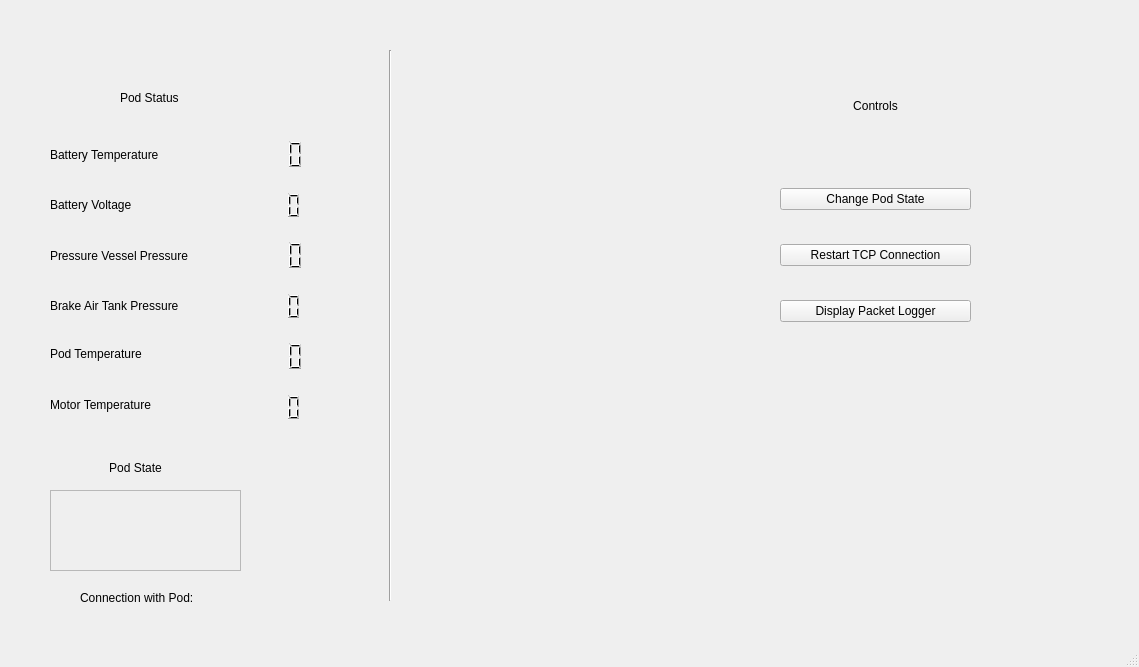
Old version of the form GUI/main_window_version_A.ui in the repository albertaloop/T_SWE_2022_2023.
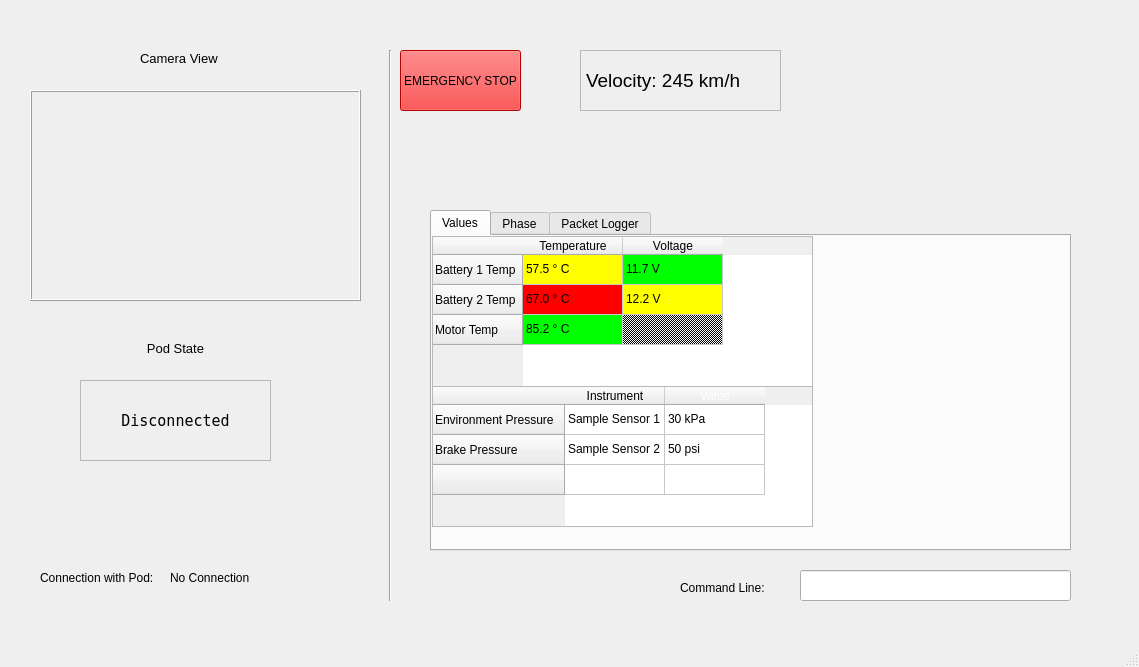
New version of the form. Icons and pictures are not drawn.

Diff of the .ui file:
```diff
--- a/GUI/main_window_version_A.ui
+++ b/GUI/main_window_version_A.ui
@@ -22,6 +22,12 @@
   <property name="windowTitle">
    <string>AlbertaLoop Command Centre</string>
   </property>
+  <property name="windowOpacity">
+   <double>1.000000000000000</double>
+  </property>
+  <property name="tabShape">
+   <enum>QTabWidget::Rounded</enum>
+  </property>
   <widget class="QWidget" name="centralwidget">
    <widget class="QLabel" name="label">
     <property name="geometry">
@@ -39,79 +45,21 @@
      <pixmap>../../OneDrive/Desktop/resizedalbertaloop.png</pixmap>
     </property>
    </widget>
-   <widget class="QLabel" name="label2">
-    <property name="geometry">
-     <rect>
-      <x>820</x>
-      <y>90</y>
-      <width>111</width>
-      <height>31</height>
-     </rect>
-    </property>
-    <property name="frameShape">
-     <enum>QFrame::NoFrame</enum>
-    </property>
-    <property name="text">
-     <string>Controls</string>
-    </property>
-    <property name="alignment">
-     <set>Qt::AlignCenter</set>
-    </property>
-   </widget>
-   <widget class="QWidget" name="verticalLayoutWidget">
-    <property name="geometry">
-     <rect>
-      <x>780</x>
-      <y>160</y>
-      <width>191</width>
-      <height>191</height>
-     </rect>
-    </property>
-    <layout class="QVBoxLayout" name="controlsLayout">
-     <property name="sizeConstraint">
-      <enum>QLayout::SetNoConstraint</enum>
-     </property>
-     <item>
-      <widget class="QPushButton" name="pushButton">
-       <property name="cursor">
-        <cursorShape>PointingHandCursor</cursorShape>
-       </property>
-       <property name="text">
-        <string>Change Pod State</string>
-       </property>
-      </widget>
-     </item>
-     <item>
-      <widget class="QPushButton" name="pushButton_2">
-       <property name="cursor">
-        <cursorShape>PointingHandCursor</cursorShape>
-       </property>
-       <property name="text">
-        <string>Restart TCP Connection</string>
-       </property>
-      </widget>
-     </item>
-     <item>
-      <widget class="QPushButton" name="pushButton_3">
-       <property name="cursor">
-        <cursorShape>PointingHandCursor</cursorShape>
-       </property>
-       <property name="text">
-        <string>Display Packet Logger</string>
-       </property>
-      </widget>
-     </item>
-    </layout>
-   </widget>
    <widget class="QLabel" name="label_2">
     <property name="geometry">
      <rect>
-      <x>80</x>
-      <y>460</y>
+      <x>120</x>
+      <y>340</y>
       <width>111</width>
       <height>16</height>
      </rect>
     </property>
+    <property name="font">
+     <font>
+      <family>Segoe UI Historic</family>
+      <pointsize>10</pointsize>
+     </font>
+    </property>
     <property name="text">
      <string>Pod State</string>
     </property>
@@ -122,17 +70,25 @@
    <widget class="QLabel" name="status_label">
     <property name="geometry">
      <rect>
-      <x>50</x>
-      <y>490</y>
+      <x>80</x>
+      <y>380</y>
       <width>191</width>
       <height>81</height>
      </rect>
     </property>
+    <property name="font">
+     <font>
+      <family>Terminal</family>
+      <pointsize>11</pointsize>
+      <weight>50</weight>
+      <bold>false</bold>
+     </font>
+    </property>
     <property name="frameShape">
      <enum>QFrame::StyledPanel</enum>
     </property>
     <property name="text">
-     <string/>
+     <string>Disconnected</string>
     </property>
     <property name="alignment">
      <set>Qt::AlignCenter</set>
@@ -141,156 +97,20 @@
      <bool>false</bool>
     </property>
    </widget>
-   <widget class="QWidget" name="formLayoutWidget">
-    <property name="geometry">
-     <rect>
-      <x>50</x>
-      <y>140</y>
-      <width>291</width>
-      <height>281</height>
-     </rect>
-    </property>
-    <layout class="QFormLayout" name="formLayout">
-     <property name="verticalSpacing">
-      <number>22</number>
-     </property>
-     <item row="0" column="0">
-      <widget class="QLabel" name="label_3">
-       <property name="sizePolicy">
-        <sizepolicy hsizetype="Preferred" vsizetype="MinimumExpanding">
-         <horstretch>0</horstretch>
-         <verstretch>0</verstretch>
-        </sizepolicy>
-       </property>
-       <property name="text">
-        <string>Battery Temperature     </string>
-       </property>
-      </widget>
-     </item>
-     <item row="1" column="0">
-      <widget class="QLabel" name="label_4">
-       <property name="sizePolicy">
-        <sizepolicy hsizetype="Preferred" vsizetype="MinimumExpanding">
-         <horstretch>0</horstretch>
-         <verstretch>0</verstretch>
-        </sizepolicy>
-       </property>
-       <property name="text">
-        <string>Battery Voltage</string>
-       </property>
-      </widget>
-     </item>
-     <item row="1" column="1">
-      <widget class="QLCDNumber" name="battery_volt_lcd">
-       <property name="frameShape">
-        <enum>QFrame::NoFrame</enum>
-       </property>
-      </widget>
-     </item>
-     <item row="2" column="0">
-      <widget class="QLabel" name="label_7">
-       <property name="sizePolicy">
-        <sizepolicy hsizetype="Preferred" vsizetype="MinimumExpanding">
-         <horstretch>0</horstretch>
-         <verstretch>0</verstretch>
-        </sizepolicy>
-       </property>
-       <property name="text">
-        <string>Pressure Vessel Pressure</string>
-       </property>
-      </widget>
-     </item>
-     <item row="2" column="1">
-      <widget class="QLCDNumber" name="pressure_vessel_lcd">
-       <property name="frameShape">
-        <enum>QFrame::NoFrame</enum>
-       </property>
-      </widget>
-     </item>
-     <item row="3" column="0">
-      <widget class="QLabel" name="label_8">
-       <property name="sizePolicy">
-        <sizepolicy hsizetype="Preferred" vsizetype="MinimumExpanding">
-         <horstretch>0</horstretch>
-         <verstretch>0</verstretch>
-        </sizepolicy>
-       </property>
-       <property name="text">
-        <string>Brake Air Tank Pressure</string>
-       </property>
-      </widget>
-     </item>
-     <item row="3" column="1">
-      <widget class="QLCDNumber" name="brake_tank_pressure_lcd">
-       <property name="frameShape">
-        <enum>QFrame::NoFrame</enum>
-       </property>
-      </widget>
-     </item>
-     <item row="4" column="0">
-      <widget class="QLabel" name="label_9">
-       <property name="text">
-        <string>Pod Temperature</string>
-       </property>
-      </widget>
-     </item>
-     <item row="4" column="1">
-      <widget class="QLCDNumber" name="pod_temp_lcd">
-       <property name="sizePolicy">
-        <sizepolicy hsizetype="Minimum" vsizetype="MinimumExpanding">
-         <horstretch>0</horstretch>
-         <verstretch>0</verstretch>
-        </sizepolicy>
-       </property>
-       <property name="frameShape">
-        <enum>QFrame::NoFrame</enum>
-       </property>
-      </widget>
-     </item>
-     <item row="5" column="0">
-      <widget class="QLabel" name="label_10">
-       <property name="text">
-        <string>Motor Temperature</string>
-       </property>
-      </widget>
-     </item>
-     <item row="0" column="1">
-      <widget class="QLCDNumber" name="battery_temp_lcd">
-       <property name="sizePolicy">
-        <sizepolicy hsizetype="Minimum" vsizetype="Preferred">
-         <horstretch>0</horstretch>
-         <verstretch>0</verstretch>
-        </sizepolicy>
-       </property>
-       <property name="frameShape">
-        <enum>QFrame::NoFrame</enum>
-       </property>
-      </widget>
-     </item>
-     <item row="5" column="1">
-      <widget class="QLCDNumber" name="motor_temp_lcd">
-       <property name="sizePolicy">
-        <sizepolicy hsizetype="Minimum" vsizetype="MinimumExpanding">
-         <horstretch>0</horstretch>
-         <verstretch>0</verstretch>
-        </sizepolicy>
-       </property>
-       <property name="frameShape">
-        <enum>QFrame::NoFrame</enum>
-       </property>
-      </widget>
-     </item>
-    </layout>
-   </widget>
    <widget class="QLabel" name="label_5">
     <property name="geometry">
      <rect>
-      <x>80</x>
-      <y>590</y>
+      <x>40</x>
+      <y>570</y>
       <width>121</width>
       <height>16</height>
      </rect>
     </property>
+    <property name="font">
+     <font>
+      <family>Segoe UI Historic</family>
+     </font>
+    </property>
     <property name="text">
      <string>Connection with Pod: </string>
     </property>
@@ -298,17 +118,23 @@
    <widget class="QLabel" name="label_6">
     <property name="geometry">
      <rect>
-      <x>120</x>
-      <y>90</y>
-      <width>71</width>
+      <x>140</x>
+      <y>50</y>
+      <width>101</width>
       <height>16</height>
      </rect>
     </property>
+    <property name="font">
+     <font>
+      <family>Segoe UI Historic</family>
+      <pointsize>10</pointsize>
+     </font>
+    </property>
     <property name="frameShadow">
      <enum>QFrame::Plain</enum>
     </property>
     <property name="text">
-     <string>Pod Status</string>
+     <string>Camera View</string>
     </property>
    </widget>
    <widget class="Line" name="line">
@@ -324,6 +150,1038 @@
      <enum>Qt::Vertical</enum>
     </property>
    </widget>
+   <widget class="QLabel" name="label_11">
+    <property name="geometry">
+     <rect>
+      <x>680</x>
+      <y>580</y>
+      <width>101</width>
+      <height>16</height>
+     </rect>
+    </property>
+    <property name="font">
+     <font>
+      <family>Segoe UI Historic</family>
+     </font>
+    </property>
+    <property name="text">
+     <string>Command Line:</string>
+    </property>
+   </widget>
+   <widget class="QLineEdit" name="command_line_input">
+    <property name="geometry">
+     <rect>
+      <x>800</x>
+      <y>570</y>
+      <width>271</width>
+      <height>31</height>
+     </rect>
+    </property>
+   </widget>
+   <widget class="QPushButton" name="emergency_stop_button">
+    <property name="geometry">
+     <rect>
+      <x>400</x>
+      <y>50</y>
+      <width>121</width>
+      <height>61</height>
+     </rect>
+    </property>
+    <property name="palette">
+     <palette>
+      <active>
+       <colorrole role="WindowText">
+        <brush brushstyle="SolidPattern">
+         <color alpha="255">
+          <red>0</red>
+          <green>0</green>
+          <blue>0</blue>
+         </color>
+        </brush>
+       </colorrole>
+       <colorrole role="Button">
+        <brush brushstyle="SolidPattern">
+         <color alpha="255">
+          <red>255</red>
+          <green>0</green>
+          <blue>0</blue>
+         </color>
+        </brush>
+       </colorrole>
+       <colorrole role="Light">
+        <brush brushstyle="SolidPattern">
+         <color alpha="255">
+          <red>255</red>
+          <green>127</green>
+          <blue>127</blue>
+         </color>
+        </brush>
+       </colorrole>
+       <colorrole role="Midlight">
+        <brush brushstyle="SolidPattern">
+         <color alpha="255">
+          <red>255</red>
+          <green>63</green>
+          <blue>63</blue>
+         </color>
+        </brush>
+       </colorrole>
+       <colorrole role="Dark">
+        <brush brushstyle="SolidPattern">
+         <color alpha="255">
+          <red>127</red>
+          <green>0</green>
+          <blue>0</blue>
+         </color>
+        </brush>
+       </colorrole>
+       <colorrole role="Mid">
+        <brush brushstyle="SolidPattern">
+         <color alpha="255">
+          <red>170</red>
+          <green>0</green>
+          <blue>0</blue>
+         </color>
+        </brush>
+       </colorrole>
+       <colorrole role="Text">
+        <brush brushstyle="SolidPattern">
+         <color alpha="255">
+          <red>0</red>
+          <green>0</green>
+          <blue>0</blue>
+         </color>
+        </brush>
+       </colorrole>
+       <colorrole role="BrightText">
+        <brush brushstyle="SolidPattern">
+         <color alpha="255">
+          <red>255</red>
+          <green>255</green>
+          <blue>255</blue>
+         </color>
+        </brush>
+       </colorrole>
+       <colorrole role="ButtonText">
+        <brush brushstyle="SolidPattern">
+         <color alpha="255">
+          <red>0</red>
+          <green>0</green>
+          <blue>0</blue>
+         </color>
+        </brush>
+       </colorrole>
+       <colorrole role="Base">
+        <brush brushstyle="SolidPattern">
+         <color alpha="255">
+          <red>255</red>
+          <green>255</green>
+          <blue>255</blue>
+         </color>
+        </brush>
+       </colorrole>
+       <colorrole role="Window">
+        <brush brushstyle="SolidPattern">
+         <color alpha="255">
+          <red>255</red>
+          <green>0</green>
+          <blue>0</blue>
+         </color>
+        </brush>
+       </colorrole>
+       <colorrole role="Shadow">
+        <brush brushstyle="SolidPattern">
+         <color alpha="255">
+          <red>0</red>
+          <green>0</green>
+          <blue>0</blue>
+         </color>
+        </brush>
+       </colorrole>
+       <colorrole role="AlternateBase">
+        <brush brushstyle="SolidPattern">
+         <color alpha="255">
+          <red>255</red>
+          <green>127</green>
+          <blue>127</blue>
+         </color>
+        </brush>
+       </colorrole>
+       <colorrole role="ToolTipBase">
+        <brush brushstyle="SolidPattern">
+         <color alpha="255">
+          <red>255</red>
+          <green>255</green>
+          <blue>220</blue>
+         </color>
+        </brush>
+       </colorrole>
+       <colorrole role="ToolTipText">
+        <brush brushstyle="SolidPattern">
+         <color alpha="255">
+          <red>0</red>
+          <green>0</green>
+          <blue>0</blue>
+         </color>
+        </brush>
+       </colorrole>
+       <colorrole role="PlaceholderText">
+        <brush brushstyle="SolidPattern">
+         <color alpha="128">
+          <red>0</red>
+          <green>0</green>
+          <blue>0</blue>
+         </color>
+        </brush>
+       </colorrole>
+      </active>
+      <inactive>
+       <colorrole role="WindowText">
+        <brush brushstyle="SolidPattern">
+         <color alpha="255">
+          <red>0</red>
+          <green>0</green>
+          <blue>0</blue>
+         </color>
+        </brush>
+       </colorrole>
+       <colorrole role="Button">
+        <brush brushstyle="SolidPattern">
+         <color alpha="255">
+          <red>255</red>
+          <green>0</green>
+          <blue>0</blue>
+         </color>
+        </brush>
+       </colorrole>
+       <colorrole role="Light">
+        <brush brushstyle="SolidPattern">
+         <color alpha="255">
+          <red>255</red>
+          <green>127</green>
+          <blue>127</blue>
+         </color>
+        </brush>
+       </colorrole>
+       <colorrole role="Midlight">
+        <brush brushstyle="SolidPattern">
+         <color alpha="255">
+          <red>255</red>
+          <green>63</green>
+          <blue>63</blue>
+         </color>
+        </brush>
+       </colorrole>
+       <colorrole role="Dark">
+        <brush brushstyle="SolidPattern">
+         <color alpha="255">
+          <red>127</red>
+          <green>0</green>
+          <blue>0</blue>
+         </color>
+        </brush>
+       </colorrole>
+       <colorrole role="Mid">
+        <brush brushstyle="SolidPattern">
+         <color alpha="255">
+          <red>170</red>
+          <green>0</green>
+          <blue>0</blue>
+         </color>
+        </brush>
+       </colorrole>
+       <colorrole role="Text">
+        <brush brushstyle="SolidPattern">
+         <color alpha="255">
+          <red>0</red>
+          <green>0</green>
+          <blue>0</blue>
+         </color>
+        </brush>
+       </colorrole>
+       <colorrole role="BrightText">
+        <brush brushstyle="SolidPattern">
+         <color alpha="255">
+          <red>255</red>
+          <green>255</green>
+          <blue>255</blue>
+         </color>
+        </brush>
+       </colorrole>
+       <colorrole role="ButtonText">
+        <brush brushstyle="SolidPattern">
+         <color alpha="255">
+          <red>0</red>
+          <green>0</green>
+          <blue>0</blue>
+         </color>
+        </brush>
+       </colorrole>
+       <colorrole role="Base">
+        <brush brushstyle="SolidPattern">
+         <color alpha="255">
+          <red>255</red>
+          <green>255</green>
+          <blue>255</blue>
+         </color>
+        </brush>
+       </colorrole>
+       <colorrole role="Window">
+        <brush brushstyle="SolidPattern">
+         <color alpha="255">
+          <red>255</red>
+          <green>0</green>
+          <blue>0</blue>
+         </color>
+        </brush>
+       </colorrole>
+       <colorrole role="Shadow">
+        <brush brushstyle="SolidPattern">
+         <color alpha="255">
+          <red>0</red>
+          <green>0</green>
+          <blue>0</blue>
+         </color>
+        </brush>
+       </colorrole>
+       <colorrole role="AlternateBase">
+        <brush brushstyle="SolidPattern">
+         <color alpha="255">
+          <red>255</red>
+          <green>127</green>
+          <blue>127</blue>
+         </color>
+        </brush>
+       </colorrole>
+       <colorrole role="ToolTipBase">
+        <brush brushstyle="SolidPattern">
+         <color alpha="255">
+          <red>255</red>
+          <green>255</green>
+          <blue>220</blue>
+         </color>
+        </brush>
+       </colorrole>
+       <colorrole role="ToolTipText">
+        <brush brushstyle="SolidPattern">
+         <color alpha="255">
+          <red>0</red>
+          <green>0</green>
+          <blue>0</blue>
+         </color>
+        </brush>
+       </colorrole>
+       <colorrole role="PlaceholderText">
+        <brush brushstyle="SolidPattern">
+         <color alpha="128">
+          <red>0</red>
+          <green>0</green>
+          <blue>0</blue>
+         </color>
+        </brush>
+       </colorrole>
+      </inactive>
+      <disabled>
+       <colorrole role="WindowText">
+        <brush brushstyle="SolidPattern">
+         <color alpha="255">
+          <red>127</red>
+          <green>0</green>
+          <blue>0</blue>
+         </color>
+        </brush>
+       </colorrole>
+       <colorrole role="Button">
+        <brush brushstyle="SolidPattern">
+         <color alpha="255">
+          <red>255</red>
+          <green>0</green>
+          <blue>0</blue>
+         </color>
+        </brush>
+       </colorrole>
+       <colorrole role="Light">
+        <brush brushstyle="SolidPattern">
+         <color alpha="255">
+          <red>255</red>
+          <green>127</green>
+          <blue>127</blue>
+         </color>
+        </brush>
+       </colorrole>
+       <colorrole role="Midlight">
+        <brush brushstyle="SolidPattern">
+         <color alpha="255">
+          <red>255</red>
+          <green>63</green>
+          <blue>63</blue>
+         </color>
+        </brush>
+       </colorrole>
+       <colorrole role="Dark">
+        <brush brushstyle="SolidPattern">
+         <color alpha="255">
+          <red>127</red>
+          <green>0</green>
+          <blue>0</blue>
+         </color>
+        </brush>
+       </colorrole>
+       <colorrole role="Mid">
+        <brush brushstyle="SolidPattern">
+         <color alpha="255">
+          <red>170</red>
+          <green>0</green>
+          <blue>0</blue>
+         </color>
+        </brush>
+       </colorrole>
+       <colorrole role="Text">
+        <brush brushstyle="SolidPattern">
+         <color alpha="255">
+          <red>127</red>
+          <green>0</green>
+          <blue>0</blue>
+         </color>
+        </brush>
+       </colorrole>
+       <colorrole role="BrightText">
+        <brush brushstyle="SolidPattern">
+         <color alpha="255">
+          <red>255</red>
+          <green>255</green>
+          <blue>255</blue>
+         </color>
+        </brush>
+       </colorrole>
+       <colorrole role="ButtonText">
+        <brush brushstyle="SolidPattern">
+         <color alpha="255">
+          <red>127</red>
+          <green>0</green>
+          <blue>0</blue>
+         </color>
+        </brush>
+       </colorrole>
+       <colorrole role="Base">
+        <brush brushstyle="SolidPattern">
+         <color alpha="255">
+          <red>255</red>
+          <green>0</green>
+          <blue>0</blue>
+         </color>
+        </brush>
+       </colorrole>
+       <colorrole role="Window">
+        <brush brushstyle="SolidPattern">
+         <color alpha="255">
+          <red>255</red>
+          <green>0</green>
+          <blue>0</blue>
+         </color>
+        </brush>
+       </colorrole>
+       <colorrole role="Shadow">
+        <brush brushstyle="SolidPattern">
+         <color alpha="255">
+          <red>0</red>
+          <green>0</green>
+          <blue>0</blue>
+         </color>
+        </brush>
+       </colorrole>
+       <colorrole role="AlternateBase">
+        <brush brushstyle="SolidPattern">
+         <color alpha="255">
+          <red>255</red>
+          <green>0</green>
+          <blue>0</blue>
+         </color>
+        </brush>
+       </colorrole>
+       <colorrole role="ToolTipBase">
+        <brush brushstyle="SolidPattern">
+         <color alpha="255">
+          <red>255</red>
+          <green>255</green>
+          <blue>220</blue>
+         </color>
+        </brush>
+       </colorrole>
+       <colorrole role="ToolTipText">
+        <brush brushstyle="SolidPattern">
+         <color alpha="255">
+          <red>0</red>
+          <green>0</green>
+          <blue>0</blue>
+         </color>
+        </brush>
+       </colorrole>
+       <colorrole role="PlaceholderText">
+        <brush brushstyle="SolidPattern">
+         <color alpha="128">
+          <red>0</red>
+          <green>0</green>
+          <blue>0</blue>
+         </color>
+        </brush>
+       </colorrole>
+      </disabled>
+     </palette>
+    </property>
+    <property name="font">
+     <font>
+      <family>Segoe UI</family>
+      <weight>50</weight>
+      <bold>false</bold>
+     </font>
+    </property>
+    <property name="autoFillBackground">
+     <bool>false</bool>
+    </property>
+    <property name="text">
+     <string>EMERGENCY STOP</string>
+    </property>
+    <property name="autoExclusive">
+     <bool>false</bool>
+    </property>
+   </widget>
+   <widget class="QLabel" name="connection_status">
+    <property name="geometry">
+     <rect>
+      <x>170</x>
+      <y>570</y>
+      <width>121</width>
+      <height>16</height>
+     </rect>
+    </property>
+    <property name="palette">
+     <palette>
+      <active>
+       <colorrole role="Text">
+        <brush brushstyle="SolidPattern">
+         <color alpha="255">
+          <red>255</red>
+          <green>0</green>
+          <blue>0</blue>
+         </color>
+        </brush>
+       </colorrole>
+       <colorrole role="PlaceholderText">
+        <brush brushstyle="SolidPattern">
+         <color alpha="128">
+          <red>255</red>
+          <green>0</green>
+          <blue>0</blue>
+         </color>
+        </brush>
+       </colorrole>
+      </active>
+      <inactive>
+       <colorrole role="Text">
+        <brush brushstyle="SolidPattern">
+         <color alpha="255">
+          <red>255</red>
+          <green>0</green>
+          <blue>0</blue>
+         </color>
+        </brush>
+       </colorrole>
+       <colorrole role="PlaceholderText">
+        <brush brushstyle="SolidPattern">
+         <color alpha="128">
+          <red>255</red>
+          <green>0</green>
+          <blue>0</blue>
+         </color>
+        </brush>
+       </colorrole>
+      </inactive>
+      <disabled>
+       <colorrole role="Text">
+        <brush brushstyle="SolidPattern">
+         <color alpha="127">
+          <red>255</red>
+          <green>255</green>
+          <blue>255</blue>
+         </color>
+        </brush>
+       </colorrole>
+       <colorrole role="PlaceholderText">
+        <brush brushstyle="SolidPattern">
+         <color alpha="128">
+          <red>231</red>
+          <green>231</green>
+          <blue>231</blue>
+         </color>
+        </brush>
+       </colorrole>
+      </disabled>
+     </palette>
+    </property>
+    <property name="font">
+     <font>
+      <family>MS Shell Dlg 2</family>
+      <weight>50</weight>
+      <bold>false</bold>
+     </font>
+    </property>
+    <property name="styleSheet">
+     <string notr="true"/>
+    </property>
+    <property name="text">
+     <string>No Connection</string>
+    </property>
+    <property name="textFormat">
+     <enum>Qt::PlainText</enum>
+    </property>
+   </widget>
+   <widget class="QFrame" name="camera_frame">
+    <property name="geometry">
+     <rect>
+      <x>30</x>
+      <y>90</y>
+      <width>331</width>
+      <height>211</height>
+     </rect>
+    </property>
+    <property name="cursor">
+     <cursorShape>ForbiddenCursor</cursorShape>
+    </property>
+    <property name="frameShape">
+     <enum>QFrame::Box</enum>
+    </property>
+    <property name="frameShadow">
+     <enum>QFrame::Raised</enum>
+    </property>
+   </widget>
+   <widget class="QTabWidget" name="data_tab">
+    <property name="geometry">
+     <rect>
+      <x>430</x>
+      <y>210</y>
+      <width>641</width>
+      <height>341</height>
+     </rect>
+    </property>
+    <property name="font">
+     <font>
+      <family>Segoe UI Historic</family>
+     </font>
+    </property>
+    <property name="currentIndex">
+     <number>0</number>
+    </property>
+    <widget class="QWidget" name="Measurements">
+     <attribute name="title">
+      <string>Values</string>
+     </attribute>
+     <widget class="QTableWidget" name="temperature_table">
+      <property name="geometry">
+       <rect>
+        <x>0</x>
+        <y>0</y>
+        <width>381</width>
+        <height>151</height>
+       </rect>
+      </property>
+      <row>
+       <property name="text">
+        <string>Battery 1 Temp</string>
+       </property>
+      </row>
+      <row>
+       <property name="text">
+        <string>Battery 2 Temp</string>
+       </property>
+      </row>
+      <row>
+       <property name="text">
+        <string>Motor Temp</string>
+       </property>
+      </row>
+      <column>
+       <property name="text">
+        <string>Temperature</string>
+       </property>
+      </column>
+      <column>
+       <property name="text">
+        <string>Voltage</string>
+       </property>
+      </column>
+      <item row="0" column="0">
+       <property name="text">
+        <string>57.5 ° C</string>
+       </property>
+       <property name="background">
+        <brush brushstyle="SolidPattern">
+         <color alpha="255">
+          <red>255</red>
+          <green>255</green>
+          <blue>0</blue>
+         </color>
+        </brush>
+       </property>
+       <property name="foreground">
+        <brush brushstyle="SolidPattern">
+         <color alpha="255">
+          <red>0</red>
+          <green>0</green>
+          <blue>0</blue>
+         </color>
+        </brush>
+       </property>
+      </item>
+      <item row="0" column="1">
+       <property name="text">
+        <string>11.7 V</string>
+       </property>
+       <property name="background">
+        <brush brushstyle="SolidPattern">
+         <color alpha="255">
+          <red>0</red>
+          <green>255</green>
+          <blue>0</blue>
+         </color>
+        </brush>
+       </property>
+       <property name="foreground">
+        <brush brushstyle="SolidPattern">
+         <color alpha="255">
+          <red>0</red>
+          <green>0</green>
+          <blue>0</blue>
+         </color>
+        </brush>
+       </property>
+      </item>
+      <item row="1" column="0">
+       <property name="text">
+        <string>67.0 ° C</string>
+       </property>
+       <property name="background">
+        <brush brushstyle="SolidPattern">
+         <color alpha="255">
+          <red>255</red>
+          <green>0</green>
+          <blue>0</blue>
+         </color>
+        </brush>
+       </property>
+       <property name="foreground">
+        <brush brushstyle="SolidPattern">
+         <color alpha="255">
+          <red>0</red>
+          <green>0</green>
+          <blue>0</blue>
+         </color>
+        </brush>
+       </property>
+      </item>
+      <item row="1" column="1">
+       <property name="text">
+        <string>12.2 V</string>
+       </property>
+       <property name="background">
+        <brush brushstyle="SolidPattern">
+         <color alpha="255">
+          <red>255</red>
+          <green>255</green>
+          <blue>0</blue>
+         </color>
+        </brush>
+       </property>
+       <property name="foreground">
+        <brush brushstyle="NoBrush">
+         <color alpha="255">
+          <red>0</red>
+          <green>0</green>
+          <blue>0</blue>
+         </color>
+        </brush>
+       </property>
+      </item>
+      <item row="2" column="0">
+       <property name="text">
+        <string>85.2 ° C</string>
+       </property>
+       <property name="background">
+        <brush brushstyle="SolidPattern">
+         <color alpha="255">
+          <red>0</red>
+          <green>255</green>
+          <blue>0</blue>
+         </color>
+        </brush>
+       </property>
+       <property name="foreground">
+        <brush brushstyle="SolidPattern">
+         <color alpha="255">
+          <red>0</red>
+          <green>0</green>
+          <blue>0</blue>
+         </color>
+        </brush>
+       </property>
+      </item>
+      <item row="2" column="1">
+       <property name="background">
+        <brush brushstyle="Dense4Pattern">
+         <color alpha="255">
+          <red>0</red>
+          <green>0</green>
+          <blue>0</blue>
+         </color>
+        </brush>
+       </property>
+      </item>
+     </widget>
+     <widget class="QTableWidget" name="tableWidget_3">
+      <property name="geometry">
+       <rect>
+        <x>0</x>
+        <y>150</y>
+        <width>381</width>
+        <height>141</height>
+       </rect>
+      </property>
+      <row>
+       <property name="text">
+        <string>Environment Pressure</string>
+       </property>
+      </row>
+      <row>
+       <property name="text">
+        <string>Brake Pressure</string>
+       </property>
+      </row>
+      <row>
+       <property name="text">
+        <string/>
+       </property>
+      </row>
+      <column>
+       <property name="text">
+        <string>Instrument</string>
+       </property>
+      </column>
+      <column>
+       <property name="text">
+        <string>Value</string>
+       </property>
+       <property name="foreground">
+        <brush brushstyle="SolidPattern">
+         <color alpha="255">
+          <red>255</red>
+          <green>255</green>
+          <blue>255</blue>
+         </color>
+        </brush>
+       </property>
+      </column>
+      <item row="0" column="0">
+       <property name="text">
+        <string>Sample Sensor 1</string>
+       </property>
+      </item>
+      <item row="0" column="1">
+       <property name="text">
+        <string>30 kPa</string>
+       </property>
+       <property name="background">
+        <brush brushstyle="NoBrush">
+         <color alpha="255">
+          <red>255</red>
+          <green>255</green>
+          <blue>0</blue>
+         </color>
+        </brush>
+       </property>
+       <property name="foreground">
+        <brush brushstyle="SolidPattern">
+         <color alpha="255">
+          <red>0</red>
+          <green>0</green>
+          <blue>0</blue>
+         </color>
+        </brush>
+       </property>
+      </item>
+      <item row="1" column="0">
+       <property name="text">
+        <string>Sample Sensor 2</string>
+       </property>
+      </item>
+      <item row="1" column="1">
+       <property name="text">
+        <string>50 psi</string>
+       </property>
+       <property name="background">
+        <brush brushstyle="NoBrush">
+         <color alpha="255">
+          <red>0</red>
+          <green>0</green>
+          <blue>0</blue>
+         </color>
+        </brush>
+       </property>
+       <property name="foreground">
+        <brush brushstyle="SolidPattern">
+         <color alpha="255">
+          <red>0</red>
+          <green>0</green>
+          <blue>0</blue>
+         </color>
+        </brush>
+       </property>
+      </item>
+      <item row="2" column="1">
+       <property name="text">
+        <string/>
+       </property>
+       <property name="background">
+        <brush brushstyle="NoBrush">
+         <color alpha="255">
+          <red>255</red>
+          <green>0</green>
+          <blue>0</blue>
+         </color>
+        </brush>
+       </property>
+       <property name="foreground">
+        <brush brushstyle="SolidPattern">
+         <color alpha="255">
+          <red>0</red>
+          <green>0</green>
+          <blue>0</blue>
+         </color>
+        </brush>
+       </property>
+      </item>
+     </widget>
+    </widget>
+    <widget class="QWidget" name="tab">
+     <attribute name="title">
+      <string>Phase</string>
+     </attribute>
+    </widget>
+    <widget class="QWidget" name="tab_2">
+     <attribute name="title">
+      <string>Packet Logger</string>
+     </attribute>
+     <widget class="QPushButton" name="pushButton_5">
+      <property name="geometry">
+       <rect>
+        <x>10</x>
+        <y>220</y>
+        <width>141</width>
+        <height>25</height>
+       </rect>
+      </property>
+      <property name="cursor">
+       <cursorShape>PointingHandCursor</cursorShape>
+      </property>
+      <property name="text">
+       <string>Seperate Window</string>
+      </property>
+     </widget>
+     <widget class="QPushButton" name="pushButton_3">
+      <property name="geometry">
+       <rect>
+        <x>10</x>
+        <y>260</y>
+        <width>141</width>
+        <height>25</height>
+       </rect>
+      </property>
+      <property name="cursor">
+       <cursorShape>PointingHandCursor</cursorShape>
+      </property>
+      <property name="text">
+       <string>Restart TCP Connection</string>
+      </property>
+     </widget>
+     <widget class="QTableWidget" name="tableWidget_2">
+      <property name="geometry">
+       <rect>
+        <x>0</x>
+        <y>16</y>
+        <width>631</width>
+        <height>181</height>
+       </rect>
+      </property>
+      <row>
+       <property name="text">
+        <string>1)</string>
+       </property>
+      </row>
+      <row>
+       <property name="text">
+        <string>2)</string>
+       </property>
+      </row>
+      <row>
+       <property name="text">
+        <string>3)</string>
+       </property>
+      </row>
+      <column>
+       <property name="text">
+        <string>Protocol</string>
+       </property>
+      </column>
+      <column>
+       <property name="text">
+        <string>Local Address</string>
+       </property>
+      </column>
+      <column>
+       <property name="text">
+        <string>Remote Address</string>
+       </property>
+      </column>
+      <column>
+       <property name="text">
+        <string>Local Port</string>
+       </property>
+      </column>
+      <column>
+       <property name="text">
+        <string>Packet Size</string>
+       </property>
+      </column>
+     </widget>
+    </widget>
+   </widget>
+   <widget class="QLabel" name="label">
+    <property name="geometry">
+     <rect>
+      <x>580</x>
+      <y>50</y>
+      <width>201</width>
+      <height>61</height>
+     </rect>
+    </property>
+    <property name="font">
+     <font>
+      <family>Segoe UI Historic</family>
+      <pointsize>14</pointsize>
+     </font>
+    </property>
+    <property name="cursor">
+     <cursorShape>ArrowCursor</cursorShape>
+    </property>
+    <property name="frameShape">
+     <enum>QFrame::StyledPanel</enum>
+    </property>
+    <property name="text">
+     <string>Velocity: 245 km/h</string>
+    </property>
+    <property name="textFormat">
+     <enum>Qt::MarkdownText</enum>
+    </property>
+   </widget>
   </widget>
   <widget class="QMenuBar" name="menubar">
    <property name="geometry">
```
Left out of the diff: 2 changed lines with no effect on the pictures.
